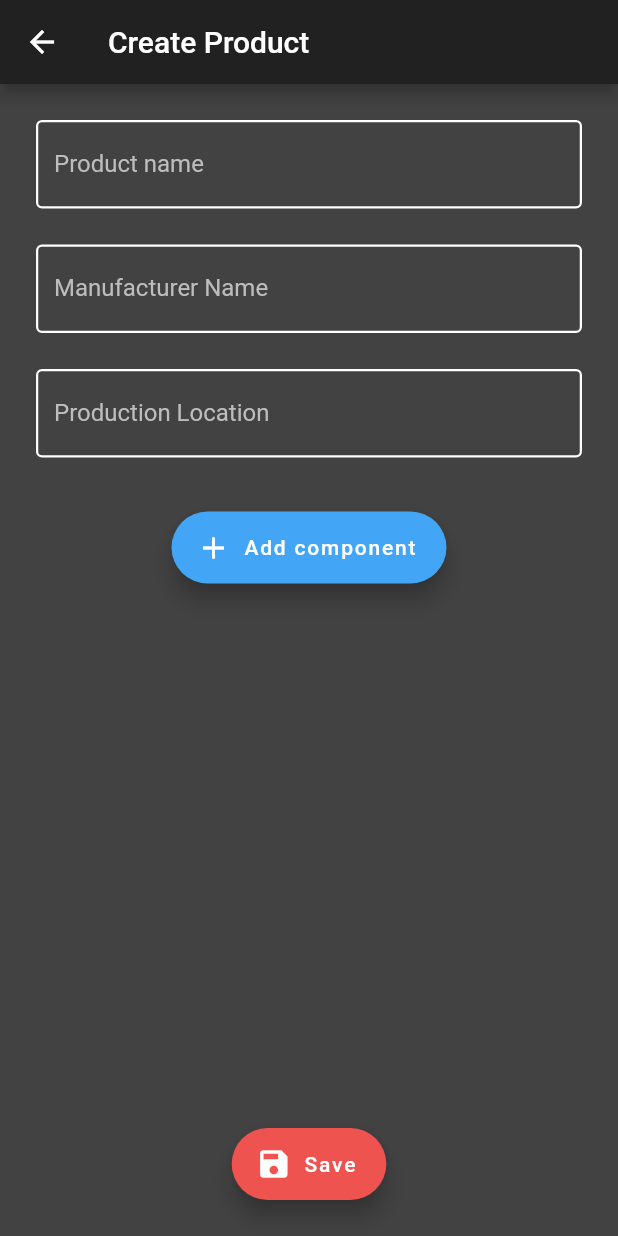
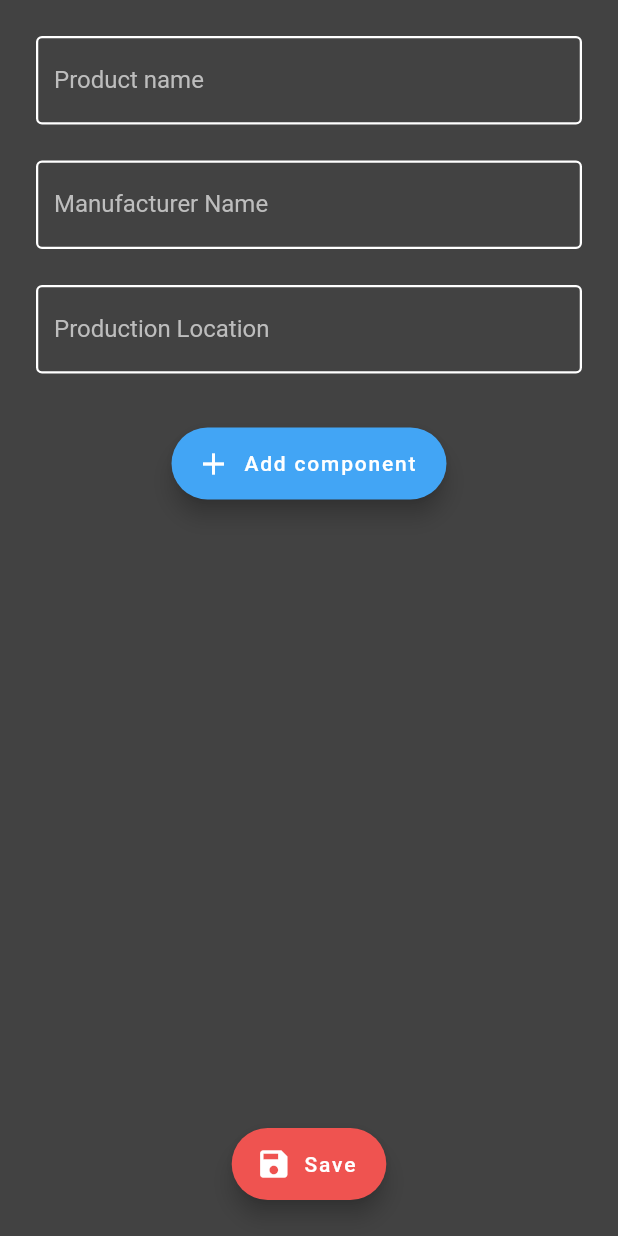
Before and after one commit to riccardodm97/manufacturing-tracker, a Flutter app: the CreateProductView screen opened by its route, on a phone screen of 412 x 824 dp. Run offline on Flutter 3.47's test engine with Material 2 defaults, Android fonts, the light colour scheme and no system bars; our stand-ins replace cloud_firestore, firebase_core, get_it, shared_preferences, stacked; missing offline and left inert: qr_code_scanner, web3dart; accounts and stored records are empty; statements that could not run were skipped.

Commit message:
navigate back create product

```diff
--- a/lib/ui/create_product_view.dart
+++ b/lib/ui/create_product_view.dart
@@ -30,10 +30,6 @@ class _CreateProductViewState extends State<CreateProductView> {
         viewModelBuilder: () => CreateProductViewModel(),
         builder: (context, model, child) => Scaffold(
             resizeToAvoidBottomInset: false,
-            appBar: AppBar(
-              title: const Text('Create Product'),
-              backgroundColor: Colors.grey[900],
-            ),
             body: Container(
                 color: Colors.grey[800],
                 child: Center(
@@ -105,13 +101,17 @@ class _CreateProductViewState extends State<CreateProductView> {
                       Flexible(child: listComponents(model.selectedComponents)),
                       Padding(
                         padding: const EdgeInsets.all(24.0),
-                        child: FloatingActionButton.extended(
+                        child: model.busy
+                            ? const CircularProgressIndicator()
+                            : FloatingActionButton.extended(
                                 heroTag: "save_button",
                                 onPressed: () {
                                   model.saveNewProduct(
                                     productNameController.text,
                                     manufacturerNameController.text,
-                                  productionLocationController.text);
+                                    productionLocationController.text,
+                                    context,
+                                  );
                                 },
                                 backgroundColor: Colors.red[400],
                                 icon: const Icon(Icons.save),
```
Also changed, not shown: lib/viewmodel/create_product_view_model.dart (+15 -5 lines). Lines whose indentation alone changed are shown as unchanged.
